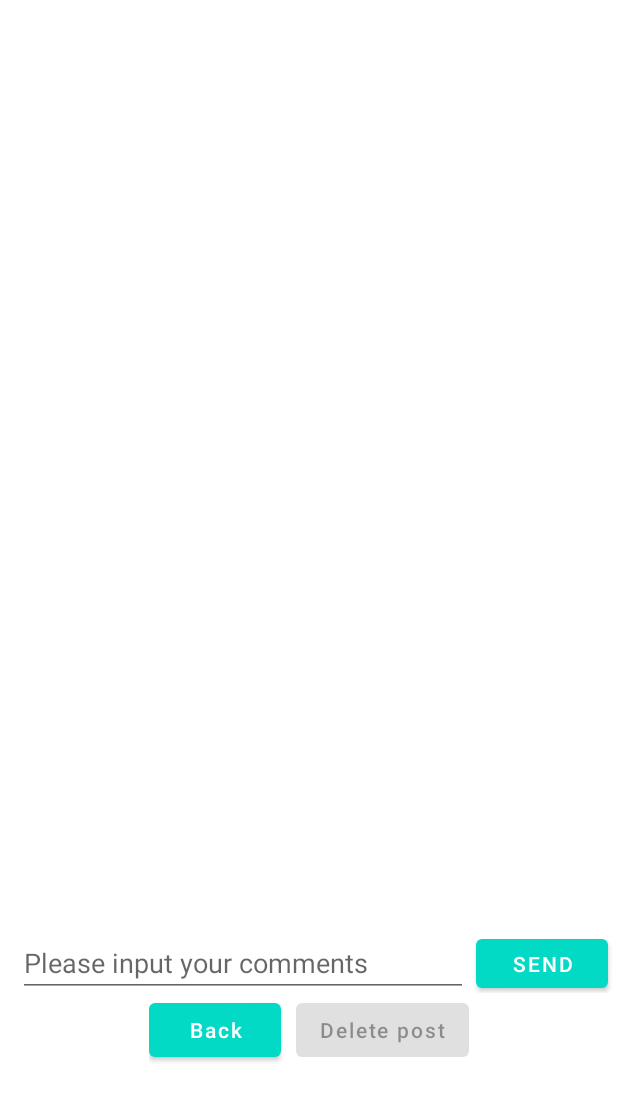
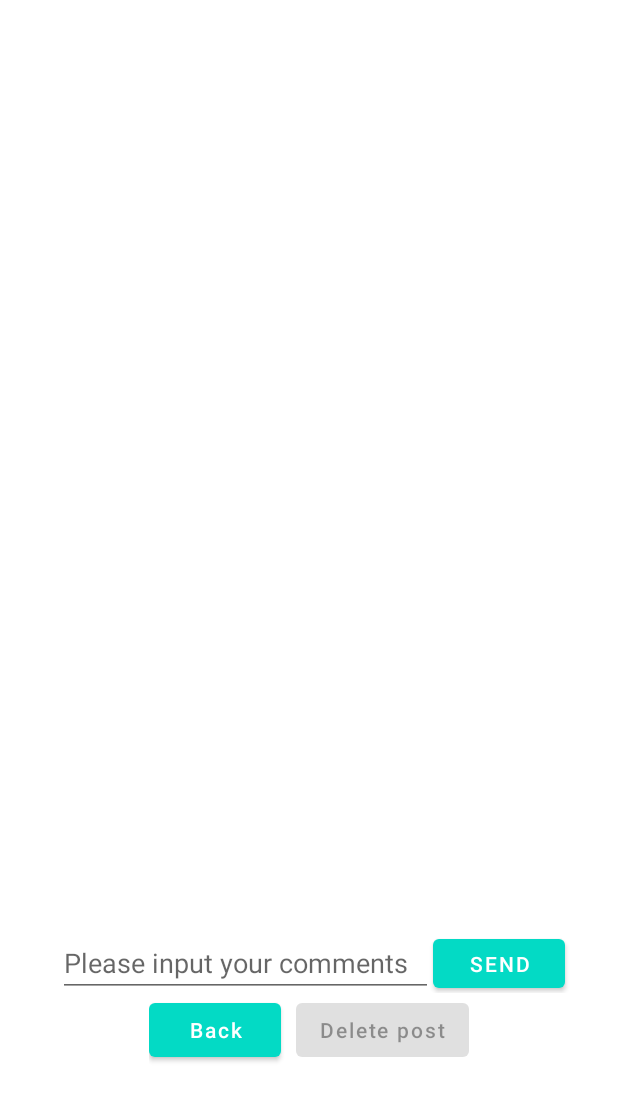
Before and after one commit to WeekSix/zinstagram, an Android app: the layout activity_view_image.xml on its own in the app's theme, with its tools: preview values and no code run, on a phone screen of 412 x 824 dp. Shown: the top 1101 px of the screen. Run offline under Robolectric (Android 15) with nearby library versions, the phone set to English and light mode, and no system bars; Roboto replaces fonts that are not available here.

Commit message:
All functions completed for A3

```diff
--- a/app/src/main/java/com/example/zinstagram/CaptionActivity.java
+++ b/app/src/main/java/com/example/zinstagram/CaptionActivity.java
@@ -239,7 +239,7 @@ public class CaptionActivity extends AppCompatActivity {
         photo.put("caption", captionStr);
 
         db = FirebaseFirestore.getInstance();
-        db.collection("Photos").document(userId).collection("postedPhotos")
+        db.collection("Photos")
                 .add(photo)
                 .addOnSuccessListener(new OnSuccessListener<DocumentReference>() {
                     @Override
--- a/app/src/main/java/com/example/zinstagram/GlobalFeedActivity.java
+++ b/app/src/main/java/com/example/zinstagram/GlobalFeedActivity.java
@@ -102,6 +102,7 @@ public class GlobalFeedActivity extends AppCompatActivity {
     private void reloadPhotos() {
         photoList.clear();
         db.collection("Photos")
+                .orderBy("timestamp", Query.Direction.DESCENDING)
                 .get()
                 .addOnCompleteListener(new OnCompleteListener<QuerySnapshot>() {
                     @Override
--- a/app/src/main/java/com/example/zinstagram/Registration.java
+++ b/app/src/main/java/com/example/zinstagram/Registration.java
@@ -221,7 +221,7 @@ public class Registration extends AppCompatActivity implements View.OnClickListe
                                                 handleUploadPhoto(bitmap);
 
                                                 try {
-                                                    Thread.sleep(3000);
+                                                    Thread.sleep(1500);
                                                 } catch (InterruptedException e) {
                                                     e.printStackTrace();
                                                 }
--- a/app/src/main/res/layout/activity_view_image.xml
+++ b/app/src/main/res/layout/activity_view_image.xml
@@ -28,7 +28,7 @@
 
         <EditText
             android:id="@+id/editComments"
-            android:layout_width="300dp"
+            android:layout_width="250dp"
             android:layout_height="wrap_content"
             android:layout_marginTop="5dp"
             android:layout_marginLeft="5dp"
@@ -39,7 +39,7 @@
         <Button
             android:id="@+id/btnComments"
             android:layout_marginTop="5dp"
-            android:layout_marginLeft="5dp"
+            android:layout_marginRight="1dp"
             android:layout_width="wrap_content"
             android:layout_height="wrap_content"
             android:text="Send" />
```
Also changed, not shown: app/src/main/java/com/example/zinstagram/CommentActivity.java (+2 -6 lines), app/src/main/java/com/example/zinstagram/ProfileActivity.java (+7 -123 lines), 154 other files.
